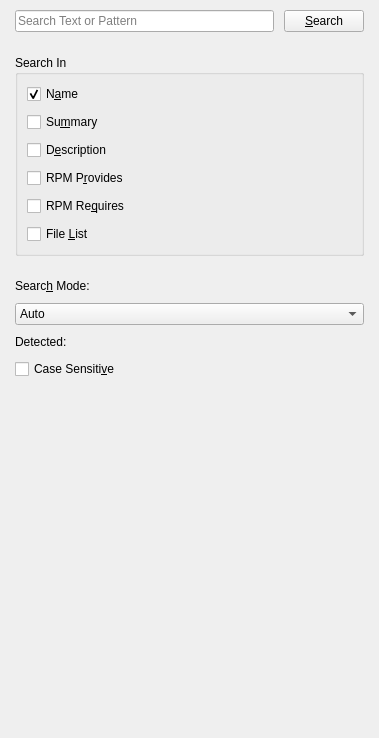
Old version of the form src/search-filter-view.ui in the repository shundhammer/yqpkg.
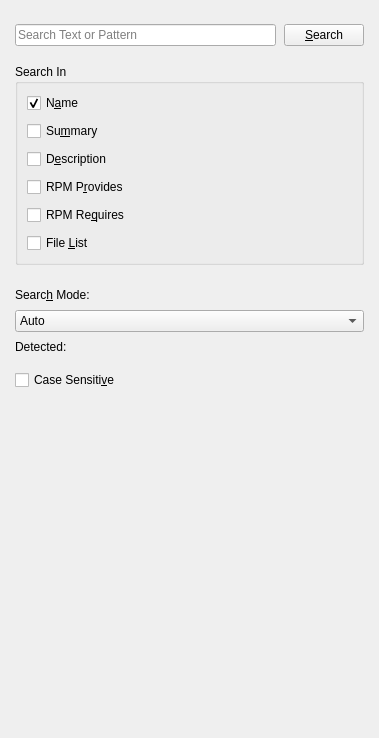
New version of the form.

Commit message: Get rid of QScrollArea

```diff
--- a/src/search-filter-view.ui
+++ b/src/search-filter-view.ui
@@ -15,55 +15,19 @@
   </property>
   <layout class="QVBoxLayout" name="outerLayout">
    <property name="spacing">
-    <number>12</number>
+    <number>8</number>
    </property>
    <property name="leftMargin">
-    <number>0</number>
-   </property>
-   <property name="topMargin">
-    <number>0</number>
-   </property>
-   <property name="rightMargin">
-    <number>0</number>
-   </property>
-   <property name="bottomMargin">
-    <number>0</number>
-   </property>
-   <item>
-    <widget class="QScrollArea" name="scrollArea">
-     <property name="frameShape">
-      <enum>QFrame::NoFrame</enum>
-     </property>
-     <property name="lineWidth">
-      <number>0</number>
-     </property>
-     <property name="widgetResizable">
-      <bool>true</bool>
-     </property>
-     <widget class="QWidget" name="scrollAreaWidgetContents">
-      <property name="geometry">
-       <rect>
-        <x>0</x>
-        <y>0</y>
-        <width>379</width>
-        <height>738</height>
-       </rect>
-      </property>
-      <layout class="QVBoxLayout" name="verticalLayout_3">
-       <property name="spacing">
-        <number>10</number>
-       </property>
-       <property name="leftMargin">
         <number>15</number>
        </property>
        <property name="topMargin">
-        <number>10</number>
+    <number>24</number>
        </property>
        <property name="rightMargin">
         <number>15</number>
        </property>
        <property name="bottomMargin">
-        <number>10</number>
+    <number>8</number>
        </property>
        <item>
         <layout class="QHBoxLayout" name="searchTextHBox">
@@ -102,8 +66,8 @@
          </property>
          <property name="sizeHint" stdset="0">
           <size>
-           <width>17</width>
-           <height>13</height>
+       <width>298</width>
+       <height>10</height>
           </size>
          </property>
         </spacer>
@@ -175,14 +139,20 @@
          </property>
          <property name="sizeHint" stdset="0">
           <size>
-           <width>17</width>
-           <height>13</height>
+       <width>298</width>
+       <height>10</height>
           </size>
          </property>
         </spacer>
        </item>
        <item>
         <layout class="QVBoxLayout" name="searchModeVBox">
+     <property name="topMargin">
+      <number>5</number>
+     </property>
+     <property name="bottomMargin">
+      <number>8</number>
+     </property>
          <item>
           <widget class="QLabel" name="searchModeCaption">
            <property name="text">
@@ -227,8 +197,6 @@
            </item>
           </widget>
          </item>
-        </layout>
-       </item>
        <item>
         <widget class="QLabel" name="detectedAutoMode">
          <property name="text">
@@ -236,6 +204,8 @@
          </property>
         </widget>
        </item>
+    </layout>
+   </item>
        <item>
         <widget class="QCheckBox" name="caseSensitive">
          <property name="text">
@@ -250,15 +220,11 @@
          </property>
          <property name="sizeHint" stdset="0">
           <size>
-           <width>17</width>
-           <height>240</height>
+       <width>298</width>
+       <height>310</height>
           </size>
          </property>
         </spacer>
-       </item>
-      </layout>
-     </widget>
-    </widget>
    </item>
   </layout>
  </widget>
```
Left out of the diff: 2 changed lines with no effect on the pictures. Lines whose indentation alone changed are shown as unchanged. The commit also changes 2 other files.
